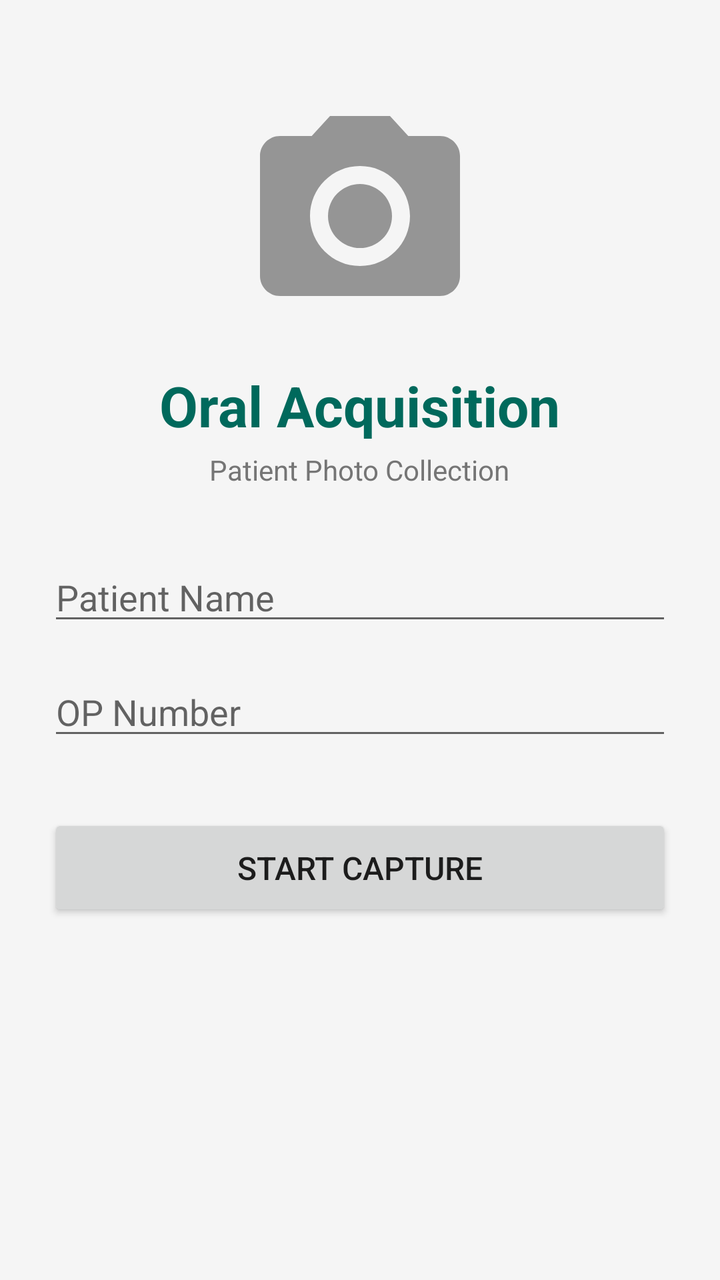
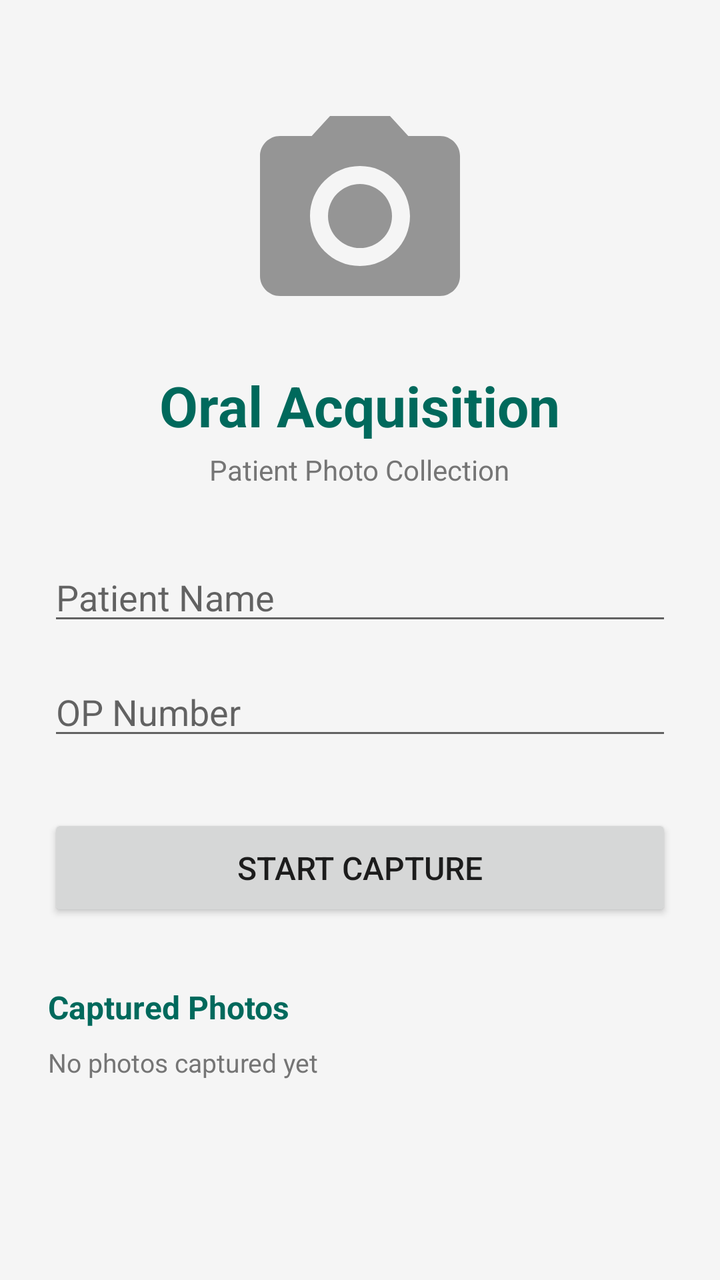

The first picture is an Android layout as it rendered before a commit; the second is the same layout after the commit. The layout source and the unified diff follow.
<!-- AndroidManifest.xml: application theme Theme.OralAcquisition -->
<!-- res/layout/activity_main.xml -->
<?xml version="1.0" encoding="utf-8"?>
<ScrollView xmlns:android="http://schemas.android.com/apk/res/android"
    android:layout_width="match_parent"
    android:layout_height="match_parent"
    android:background="@color/background"
    android:fillViewport="true">

    <LinearLayout
        android:layout_width="match_parent"
        android:layout_height="wrap_content"
        android:orientation="vertical"
        android:padding="24dp">

        <ImageView
            android:layout_width="120dp"
            android:layout_height="120dp"
            android:layout_gravity="center_horizontal"
            android:layout_marginTop="24dp"
            android:contentDescription="@string/app_name"
            android:src="@drawable/ic_camera_placeholder" />

        <TextView
            android:layout_width="wrap_content"
            android:layout_height="wrap_content"
            android:layout_gravity="center_horizontal"
            android:layout_marginTop="16dp"
            android:text="@string/app_name"
            android:textColor="@color/primary"
            android:textSize="28sp"
            android:textStyle="bold" />

        <TextView
            android:layout_width="wrap_content"
            android:layout_height="wrap_content"
            android:layout_gravity="center_horizontal"
            android:layout_marginTop="4dp"
            android:text="Patient Photo Collection"
            android:textColor="@color/text_secondary"
            android:textSize="14sp" />

        <androidx.appcompat.widget.AppCompatEditText
            android:id="@+id/etPatientName"
            android:layout_width="match_parent"
            android:layout_height="wrap_content"
            android:layout_marginTop="32dp"
            android:hint="Patient Name"
            android:inputType="textPersonName"
            android:maxLines="1"
            android:textColor="@color/text_primary" />

        <androidx.appcompat.widget.AppCompatEditText
            android:id="@+id/etOpNumber"
            android:layout_width="match_parent"
            android:layout_height="wrap_content"
            android:layout_marginTop="16dp"
            android:hint="OP Number"
            android:inputType="textCapCharacters"
            android:maxLines="1"
            android:textColor="@color/text_primary" />

        <androidx.appcompat.widget.AppCompatButton
            android:id="@+id/btnStart"
            android:layout_width="match_parent"
            android:layout_height="wrap_content"
            android:layout_marginTop="32dp"
            android:padding="16dp"
            android:text="Start Capture"
            android:textSize="16sp" />

    </LinearLayout>
</ScrollView>
<!-- resources referenced by this layout -->
<resources>
  <color name="background">#F5F5F5</color>
  <color name="primary">#00695C</color>
  <color name="text_primary">#212121</color>
  <color name="text_secondary">#757575</color>
  <!-- drawable ic_camera_placeholder (drawable) -->
  <vector xmlns:android="http://schemas.android.com/apk/res/android"
      android:width="24dp"
      android:height="24dp"
      android:viewportWidth="24"
      android:viewportHeight="24"
      android:tint="#959595">
      <path
          android:fillColor="@android:color/white"
          android:pathData="M12,12m-3.2,0a3.2,3.2 0,1 1,6.4 0a3.2,3.2 0,1 1,-6.4 0" />
      <path
          android:fillColor="@android:color/white"
          android:pathData="M9,2L7.17,4H4c-1.1,0 -2,0.9 -2,2v12c0,1.1 0.9,2 2,2h16c1.1,0 2,-0.9 2,-2V6c0,-1.1 -0.9,-2 -2,-2h-3.17L15,2H9zm3,15c-2.76,0 -5,-2.24 -5,-5s2.24,-5 5,-5 5,2.24 5,5 -2.24,5 -5,5z" />
  </vector>
  <string name="app_name">Oral Acquisition</string>
  <style name="Theme.OralAcquisition" parent="Theme.AppCompat.Light.NoActionBar">
          <item name="colorPrimary">@color/primary</item>
          <item name="colorPrimaryDark">@color/primary_dark</item>
          <item name="colorAccent">@color/primary</item>
          <item name="android:statusBarColor">@color/primary_dark</item>
      </style>
  <color name="primary_dark">#004D40</color>
</resources>

<!-- the commit's change to res/layout/activity_main.xml (unified diff, before → after) -->
@@ -67,5 +67,31 @@
             android:text="Start Capture"
             android:textSize="16sp" />
 
+        <TextView
+            android:layout_width="match_parent"
+            android:layout_height="wrap_content"
+            android:layout_marginTop="32dp"
+            android:text="Captured Photos"
+            android:textColor="@color/primary"
+            android:textSize="16sp"
+            android:textStyle="bold" />
+
+        <TextView
+            android:id="@+id/tvGalleryEmpty"
+            android:layout_width="match_parent"
+            android:layout_height="wrap_content"
+            android:layout_marginTop="8dp"
+            android:paddingBottom="16dp"
+            android:text="No photos captured yet"
+            android:textColor="@color/text_secondary"
+            android:textSize="13sp" />
+
+        <androidx.recyclerview.widget.RecyclerView
+            android:id="@+id/rvGallery"
+            android:layout_width="match_parent"
+            android:layout_height="wrap_content"
+            android:nestedScrollingEnabled="false"
+            android:paddingBottom="24dp" />
+
     </LinearLayout>
 </ScrollView>
